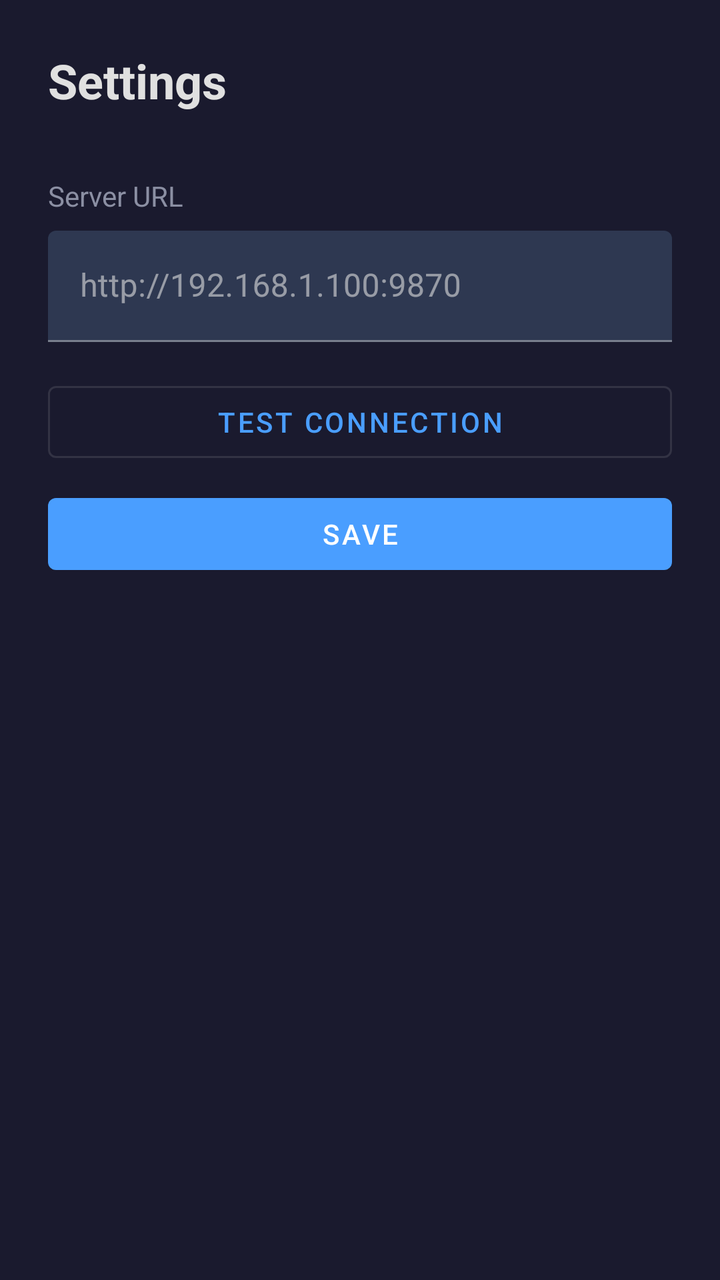
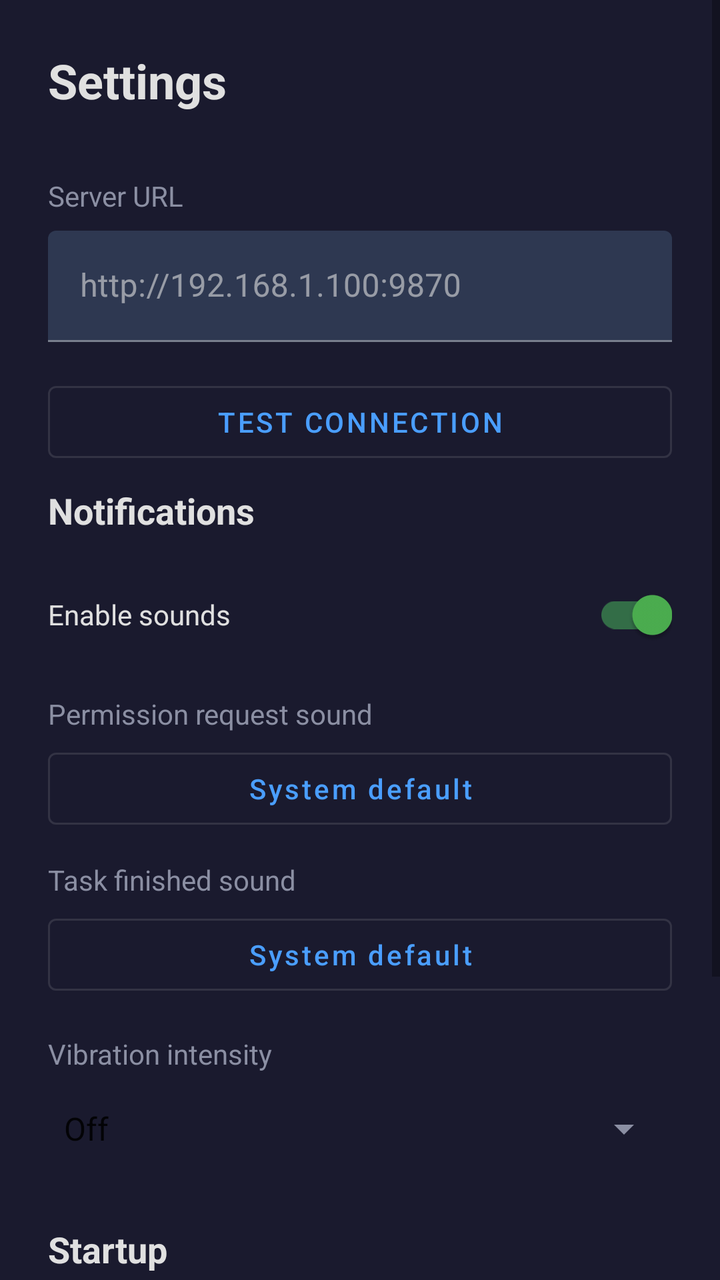

An Android layout rendered at two revisions. The XML below is the earlier revision; the diff shows what the commit changed to produce the second picture.
<!-- AndroidManifest.xml: application theme Theme.ClawdPhone -->
<!-- res/layout/activity_settings.xml -->
<?xml version="1.0" encoding="utf-8"?>
<ScrollView xmlns:android="http://schemas.android.com/apk/res/android"
    android:layout_width="match_parent"
    android:layout_height="match_parent"
    android:background="?android:attr/colorBackground"
    android:fillViewport="true">

    <LinearLayout
        android:layout_width="match_parent"
        android:layout_height="wrap_content"
        android:orientation="vertical"
        android:padding="24dp">

        <TextView
            android:layout_width="wrap_content"
            android:layout_height="wrap_content"
            android:text="@string/settings_title"
            android:textColor="#E0E0E0"
            android:textSize="24sp"
            android:textStyle="bold"
            android:layout_marginBottom="32dp" />

        <TextView
            android:layout_width="wrap_content"
            android:layout_height="wrap_content"
            android:text="@string/server_url_label"
            android:textColor="#8B8FA3"
            android:textSize="14sp"
            android:layout_marginBottom="8dp" />

        <com.google.android.material.textfield.TextInputLayout
            android:layout_width="match_parent"
            android:layout_height="wrap_content"
            android:layout_marginBottom="16dp"
            android:hint="@string/server_url_hint">

            <com.google.android.material.textfield.TextInputEditText
                android:id="@+id/serverUrlInput"
                android:layout_width="match_parent"
                android:layout_height="wrap_content"
                android:inputType="textUri"
                android:textColor="#E0E0E0"
                android:textColorHint="#5A5E72"
                android:singleLine="true" />

        </com.google.android.material.textfield.TextInputLayout>

        <com.google.android.material.button.MaterialButton
            android:id="@+id/testConnectionBtn"
            android:layout_width="match_parent"
            android:layout_height="wrap_content"
            android:text="@string/test_connection"
            android:layout_marginBottom="8dp"
            style="@style/Widget.MaterialComponents.Button.OutlinedButton" />

        <TextView
            android:id="@+id/connectionStatus"
            android:layout_width="wrap_content"
            android:layout_height="wrap_content"
            android:textSize="13sp"
            android:layout_marginBottom="24dp"
            android:visibility="gone" />

        <com.google.android.material.button.MaterialButton
            android:id="@+id/saveBtn"
            android:layout_width="match_parent"
            android:layout_height="wrap_content"
            android:text="@string/save" />

    </LinearLayout>

</ScrollView>
<!-- resources referenced by this layout -->
<resources>
  <string name="save">Save</string>
  <string name="server_url_hint">http://192.168.1.100:9870</string>
  <string name="server_url_label">Server URL</string>
  <string name="settings_title">Settings</string>
  <string name="test_connection">Test Connection</string>
  <style name="Theme.ClawdPhone" parent="Theme.MaterialComponents.DayNight.NoActionBar">
          <item name="colorPrimary">#4A9EFF</item>
          <item name="colorPrimaryVariant">#1A1A2E</item>
          <item name="colorOnPrimary">#FFFFFF</item>
          <item name="colorSecondary">#4CAF50</item>
          <item name="colorSecondaryVariant">#388E3C</item>
          <item name="colorOnSecondary">#FFFFFF</item>
          <item name="android:colorBackground">#1A1A2E</item>
          <item name="colorSurface">#16213E</item>
          <item name="colorOnSurface">#E0E0E0</item>
          <item name="android:statusBarColor">#1A1A2E</item>
          <item name="android:navigationBarColor">#1A1A2E</item>
      </style>
</resources>

<!-- the commit's change to res/layout/activity_settings.xml (unified diff, before → after) -->
@@ -19,6 +19,8 @@
             android:textSize="24sp"
             android:textStyle="bold"
             android:layout_marginBottom="32dp" />
+
+        
 
         <TextView
             android:layout_width="wrap_content"
@@ -61,6 +63,106 @@
             android:layout_marginBottom="24dp"
             android:visibility="gone" />
 
+        
+
+        <TextView
+            android:layout_width="wrap_content"
+            android:layout_height="wrap_content"
+            android:text="@string/section_notifications"
+            android:textColor="#E0E0E0"
+            android:textSize="18sp"
+            android:textStyle="bold"
+            android:layout_marginBottom="16dp" />
+
+        <com.google.android.material.switchmaterial.SwitchMaterial
+            android:id="@+id/soundEnabledSwitch"
+            android:layout_width="match_parent"
+            android:layout_height="wrap_content"
+            android:text="@string/sound_enabled_label"
+            android:textColor="#E0E0E0"
+            android:checked="true"
+            android:layout_marginBottom="16dp" />
+
+        <TextView
+            android:layout_width="wrap_content"
+            android:layout_height="wrap_content"
+            android:text="@string/sound_permission_label"
+            android:textColor="#8B8FA3"
+            android:textSize="14sp"
+            android:layout_marginBottom="4dp" />
+
+        <com.google.android.material.button.MaterialButton
+            android:id="@+id/soundPermissionBtn"
+            android:layout_width="match_parent"
+            android:layout_height="wrap_content"
+            android:text="@string/sound_default"
+            android:layout_marginBottom="12dp"
+            android:textAllCaps="false"
+            style="@style/Widget.MaterialComponents.Button.OutlinedButton" />
+
+        <TextView
+            android:layout_width="wrap_content"
+            android:layout_height="wrap_content"
+            android:text="@string/sound_finished_label"
+            android:textColor="#8B8FA3"
+            android:textSize="14sp"
+            android:layout_marginBottom="4dp" />
+
+        <com.google.android.material.button.MaterialButton
+            android:id="@+id/soundFinishedBtn"
+            android:layout_width="match_parent"
+            android:layout_height="wrap_content"
+            android:text="@string/sound_default"
+            android:layout_marginBottom="16dp"
+            android:textAllCaps="false"
+            style="@style/Widget.MaterialComponents.Button.OutlinedButton" />
+
+        <TextView
+            android:layout_width="wrap_content"
+            android:layout_height="wrap_content"
+            android:text="@string/vibrate_intensity_label"
+            android:textColor="#8B8FA3"
+            android:textSize="14sp"
+            android:layout_marginBottom="4dp" />
+
+        <Spinner
+            android:id="@+id/vibrateSpinner"
+            android:layout_width="match_parent"
+            android:layout_height="48dp"
+            android:layout_marginBottom="24dp"
+            android:entries="@array/vibrate_options"
+            android:backgroundTint="#8B8FA3" />
+
+        
+
+        <TextView
+            android:layout_width="wrap_content"
+            android:layout_height="wrap_content"
+            android:text="@string/section_startup"
+            android:textColor="#E0E0E0"
+            android:textSize="18sp"
+            android:textStyle="bold"
+            android:layout_marginBottom="16dp" />
+
+        <com.google.android.material.switchmaterial.SwitchMaterial
+            android:id="@+id/autoStartSwitch"
+            android:layout_width="match_parent"
+            android:layout_height="wrap_content"
+            android:text="@string/auto_start_label"
+            android:textColor="#E0E0E0"
+            android:checked="true"
+            android:layout_marginBottom="4dp" />
+
+        <TextView
+            android:layout_width="wrap_content"
+            android:layout_height="wrap_content"
+            android:text="@string/auto_start_hint"
+            android:textColor="#5A5E72"
+            android:textSize="12sp"
+            android:layout_marginBottom="32dp" />
+
+        
+
         <com.google.android.material.button.MaterialButton
             android:id="@+id/saveBtn"
             android:layout_width="match_parent"
<!-- resource entries referenced after the edit -->
@@ -1,10 +1,25 @@
 <!-- resources referenced by this layout -->
 <resources>
+  <string-array name="vibrate_options">
+          <item>Off</item>
+          <item>Light</item>
+          <item>Medium</item>
+          <item>Strong</item>
+      </string-array>
+  <string name="auto_start_hint">Some manufacturers require enabling auto-start in system settings</string>
+  <string name="auto_start_label">Launch on boot</string>
   <string name="save">Save</string>
+  <string name="section_notifications">Notifications</string>
+  <string name="section_startup">Startup</string>
   <string name="server_url_hint">http://192.168.1.100:9870</string>
   <string name="server_url_label">Server URL</string>
   <string name="settings_title">Settings</string>
+  <string name="sound_default">System default</string>
+  <string name="sound_enabled_label">Enable sounds</string>
+  <string name="sound_finished_label">Task finished sound</string>
+  <string name="sound_permission_label">Permission request sound</string>
   <string name="test_connection">Test Connection</string>
+  <string name="vibrate_intensity_label">Vibration intensity</string>
   <style name="Theme.ClawdPhone" parent="Theme.MaterialComponents.DayNight.NoActionBar">
           <item name="colorPrimary">#4A9EFF</item>
           <item name="colorPrimaryVariant">#1A1A2E</item>
